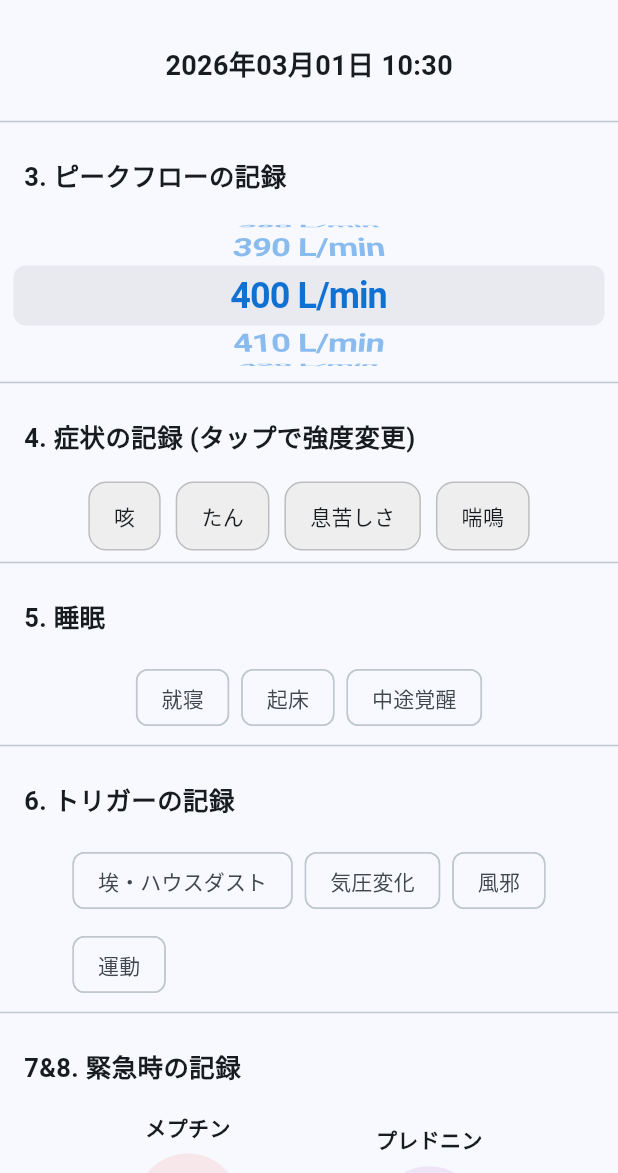
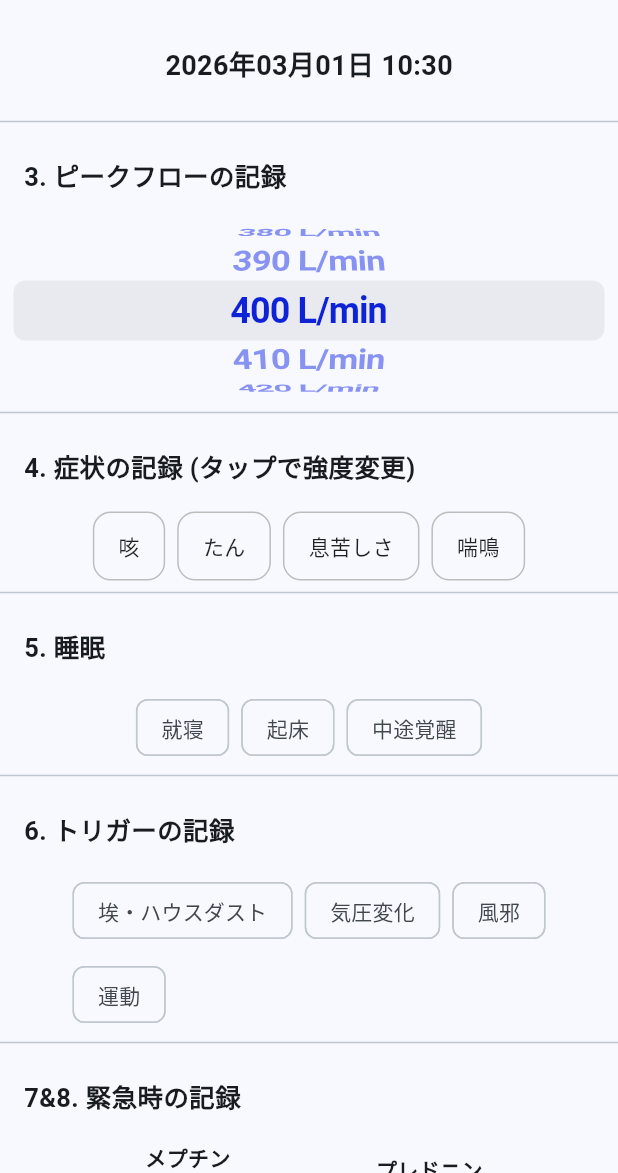
Before and after one commit to shimomari/asmane, a Flutter app: the screen it shows after launch, on a phone screen of 412 x 824 dp, the part 63-1236 px from its top. Run offline on Flutter 3.47's test engine with Material 3 defaults, Android fonts, the phone set to English and light mode, and no system bars; our stand-ins replace fl_chart.

Commit message:
リリーバーの色を調整

```diff
--- a/lib/health_data.dart
+++ b/lib/health_data.dart
@@ -15,3 +15,6 @@ class SleepSession {
 
   SleepSession({required this.bedTime, this.wakeUpTime});
 }
+// 18行目から追記
+List<PefRecord> pefRecords = [];
+List<SleepSession> sleepSessions = [];
--- a/lib/main.dart
+++ b/lib/main.dart
@@ -41,12 +41,13 @@ class _MainScreenState extends State<MainScreen> {
   // --- 管理データ ---
   int _currentPeakFlow = 400;
   List<String> _mySymptoms = ['咳', 'たん', '息苦しさ', '喘鳴'];
+  Map<String, int> _symptomCounts = {'咳': 0, 'たん': 0, '息苦しさ': 0, '喘鳴': 0}; // ★この行を追加！
   List<String> _myTriggers = ['埃・ハウスダスト', '気圧変化', '風邪', '運動'];
   String _relieverName = "メプチン";
   String _pillName = "プレドニン";
 
   // --- 状態（選択・回数） ---
-  final Map<String, int> _symptomCounts = {};
+
   final Set<String> _selectedTriggers = {};
   final Set<String> _selectedSleep = {};
   int _relieverCount = 0;
@@ -180,7 +181,7 @@ class _MainScreenState extends State<MainScreen> {
 
 Widget _buildPeakFlowPicker() {
     return SizedBox(
-    height: 100,
+      height: 120,
       child: CupertinoPicker(
         itemExtent: 40,
         scrollController: FixedExtentScrollController(
@@ -191,10 +192,10 @@ Widget _buildPeakFlowPicker() {
           return Center(
             child: Text(
               '${100 + (i * 10)} L/min',
-            style: TextStyle(
-              fontSize: 24, // 見やすい大きさに
+              style: const TextStyle(
+                fontSize: 24,
                 fontWeight: FontWeight.bold,
-              color: const Color.fromARGB(255, 4, 112, 221), // ★ここできれいなブルーに！
+                color: Color.fromARGB(255, 0, 23, 226),
               ),
             ),
           );
@@ -202,19 +203,23 @@ Widget _buildPeakFlowPicker() {
       ),
     );
   }
-  // 症状セクション（最初から並んでいる状態）
+
  Widget _buildSymptomGrid() {
     return Padding(
       padding: const EdgeInsets.symmetric(horizontal: 16),
       child: Wrap(
-        spacing: 10,
-        runSpacing: 10,
-        children: _mySymptoms.map((s) {
-          int count = _symptomCounts[s] ?? 0;
-          Color bgColor = Colors.grey[200]!;
-          if (count == 1) bgColor = Colors.orange[100]!;
-          if (count == 2) bgColor = Colors.orange[300]!;
-          if (count == 3) bgColor = Colors.red[400]!;
+        spacing: 8,
+        runSpacing: 8,
+        children: _symptomCounts.keys.map((s) {
+          final count = _symptomCounts[s] ?? 0;
+
+          // 強度によって色を分ける設定
+          Color bgColor = Colors.transparent;
+          Color borderColor = Colors.grey.shade400;
+          if (count == 1) { bgColor = Colors.orange.shade100; borderColor = Colors.orange.shade200; } // 軽度：薄い
+          if (count == 2) { bgColor = Colors.orange.shade400; borderColor = Colors.orange.shade600; } // 中度：オレンジ
+          if (count == 3) { bgColor = Colors.orange.shade800; borderColor = Colors.orange.shade900; } // 重度：濃いオレンジ
+
           return GestureDetector(
             onTap: () => setState(() => _symptomCounts[s] = (count + 1) % 4),
             child: Container(
@@ -222,11 +227,14 @@ Widget _buildPeakFlowPicker() {
               decoration: BoxDecoration(
                 color: bgColor,
                 borderRadius: BorderRadius.circular(12),
-                border: Border.all(color: count > 0 ? Colors.orange : Colors.grey.shade400),
+                border: Border.all(color: borderColor),
               ),
               child: Text(
-                count > 0 ? "$s(${['','軽','中','重'][count]})" : s,
-                style: TextStyle(fontWeight: count > 0 ? FontWeight.bold : FontWeight.normal),
+                count > 0 ? "${['', '軽', '中', '重'][count]} : $s" : s,
+                style: TextStyle(
+                  fontWeight: count > 0 ? FontWeight.bold : FontWeight.normal,
+                  color: count >= 2 ? Colors.white : Colors.black87, // 濃い色の時は文字を白くして見やすく
+                ),
               ),
             ),
           );
@@ -234,6 +242,9 @@ Widget _buildPeakFlowPicker() {
       ),
     );
   }
+
+
+  // ★ 101行目のエラーを消し、症状ボタンを復活させる重要なパーツです
 
   Widget _buildWrapChips(List<String> list, Set<String> selectionSet, Color color) {
     return Padding(
@@ -274,7 +285,7 @@ Widget _buildPeakFlowPicker() {
 
   Widget _buildEmergencySection() {
     return Row(mainAxisAlignment: MainAxisAlignment.spaceEvenly, children: [
-      _emergencyButton(_relieverName, _relieverCount, Colors.red, () => setState(() {
+      _emergencyButton(_relieverName, _relieverCount, const Color.fromARGB(255, 9, 32, 240), () => setState(() {
         _relieverCount = (_relieverCount + 1) % 5;
         if (_relieverCount != 0 && _relieverStock > 0) _relieverStock--;
       }), "残量: $_relieverStock"),
@@ -302,7 +313,18 @@ Widget _buildPeakFlowPicker() {
     return Padding(
       padding: const EdgeInsets.symmetric(horizontal: 16),
       child: ElevatedButton(
-        onPressed: () => ScaffoldMessenger.of(context).showSnackBar(const SnackBar(content: Text("登録しました"))),
+        onPressed: () {
+          setState(() {
+            // ★ピークフローをリストに保存
+            pefRecords.insert(0, PefRecord(
+              time: DateTime.now(),
+              value: _currentPeakFlow.toDouble(),
+            ));
+          });
+          ScaffoldMessenger.of(context).showSnackBar(
+            const SnackBar(content: Text("登録しました")),
+          );
+        },
         style: ElevatedButton.styleFrom(
           minimumSize: const Size(double.infinity, 56),
           backgroundColor: Colors.blueAccent,
```
Lines whose indentation alone changed are shown as unchanged.
